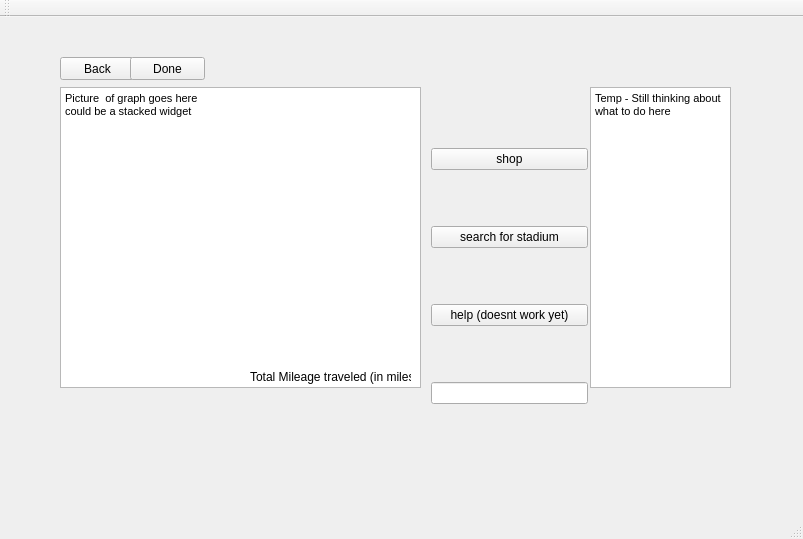
AustinVaday/CS1D-Class-Project-2, file cs1dproject/mainwindow.ui: the form before one commit.
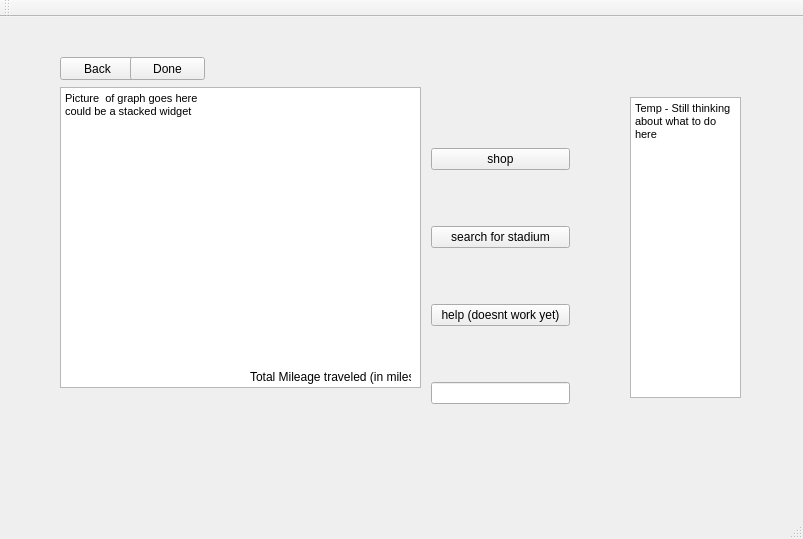
The form after the commit. The open tabs and pages were chosen to show the change.

The edit to the form file:
```diff
--- a/cs1dproject/mainwindow.ui
+++ b/cs1dproject/mainwindow.ui
@@ -32,7 +32,7 @@
       <x>40</x>
       <y>40</y>
       <width>721</width>
-      <height>421</height>
+      <height>451</height>
      </rect>
     </property>
     <property name="currentIndex">
@@ -292,7 +292,7 @@
        <rect>
         <x>380</x>
         <y>30</y>
-        <width>179</width>
+        <width>161</width>
         <height>381</height>
        </rect>
       </property>
@@ -326,9 +326,9 @@
      <widget class="QStackedWidget" name="stackedWidget_takeATrip1">
       <property name="geometry">
        <rect>
-        <x>520</x>
+        <x>550</x>
         <y>10</y>
-        <width>201</width>
+        <width>171</width>
         <height>381</height>
        </rect>
       </property>
@@ -336,9 +336,9 @@
        <widget class="QTextBrowser" name="textBrowser_2">
         <property name="geometry">
          <rect>
-          <x>30</x>
-          <y>20</y>
-          <width>141</width>
+          <x>40</x>
+          <y>30</y>
+          <width>111</width>
           <height>301</height>
          </rect>
         </property>
@@ -346,9 +346,9 @@
          <string>&lt;!DOCTYPE HTML PUBLIC &quot;-//W3C//DTD HTML 4.0//EN&quot; &quot;http://www.w3.org/TR/REC-html40/strict.dtd&quot;&gt;
 &lt;html&gt;&lt;head&gt;&lt;meta name=&quot;qrichtext&quot; content=&quot;1&quot; /&gt;&lt;style type=&quot;text/css&quot;&gt;
 p, li { white-space: pre-wrap; }
-&lt;/style&gt;&lt;/head&gt;&lt;body style=&quot; font-family:'.Helvetica Neue DeskInterface'; font-size:13pt; font-weight:400; font-style:normal;&quot;&gt;
-&lt;p style=&quot; margin-top:0px; margin-bottom:0px; margin-left:0px; margin-right:0px; -qt-block-indent:0; text-indent:0px;&quot;&gt;&lt;span style=&quot; font-family:'MS Shell Dlg 2'; font-size:8.25pt;&quot;&gt;Temp - Still thinking about what to do here&lt;/span&gt;&lt;/p&gt;
-&lt;p style=&quot;-qt-paragraph-type:empty; margin-top:0px; margin-bottom:0px; margin-left:0px; margin-right:0px; -qt-block-indent:0; text-indent:0px; font-family:'MS Shell Dlg 2'; font-size:8.25pt;&quot;&gt;&lt;br /&gt;&lt;/p&gt;&lt;/body&gt;&lt;/html&gt;</string>
+&lt;/style&gt;&lt;/head&gt;&lt;body style=&quot; font-family:'MS Shell Dlg 2'; font-size:8.25pt; font-weight:400; font-style:normal;&quot;&gt;
+&lt;p style=&quot; margin-top:0px; margin-bottom:0px; margin-left:0px; margin-right:0px; -qt-block-indent:0; text-indent:0px;&quot;&gt;Temp - Still thinking about what to do here&lt;/p&gt;
+&lt;p style=&quot;-qt-paragraph-type:empty; margin-top:0px; margin-bottom:0px; margin-left:0px; margin-right:0px; -qt-block-indent:0; text-indent:0px;&quot;&gt;&lt;br /&gt;&lt;/p&gt;&lt;/body&gt;&lt;/html&gt;</string>
         </property>
        </widget>
       </widget>
```
Left out of the diff: 42 changed lines with no effect on the pictures.
